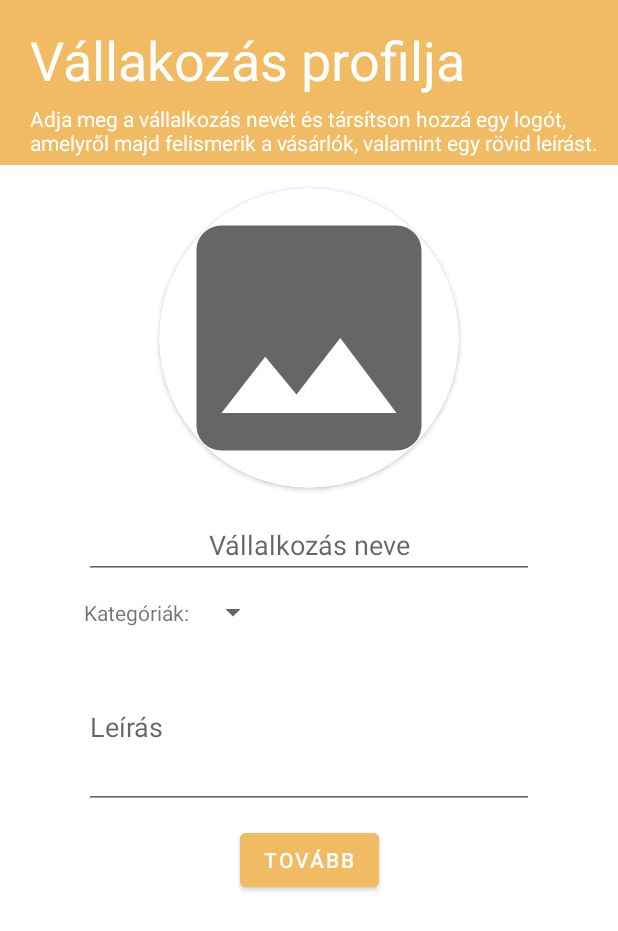
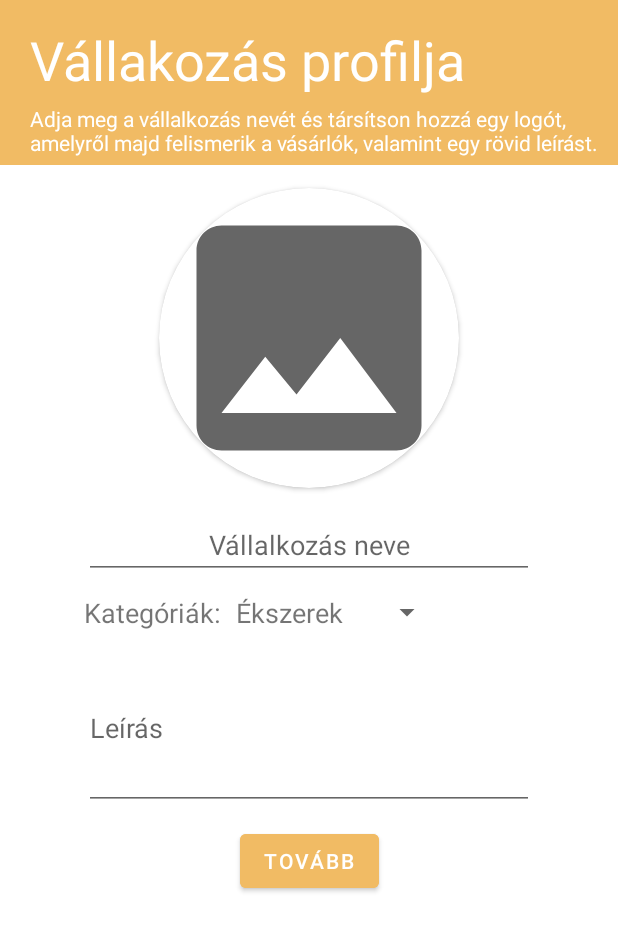
Before and after one commit to RockieHUN/LocalTrader, an Android app: the CreateBusinessFirstFragment screen opened through its navigation route, on a phone screen of 412 x 824 dp. Shown: the top 931 px of the screen. Run offline under Robolectric (Android 15) with nearby library versions, the phone set to English and light mode, and no system bars; our stand-ins replace Firebase (no records; nobody signed in at launch, a user with empty details on screens opened directly), data binding, navigation-ui; 2 statements that could not run were skipped.

Commit message:
Creating business first fragment implementation, new animations library, code cleanup

```diff
--- a/app/src/main/java/com/example/localtrader/business/fragments/CreateBusinessFirstFragment.kt
+++ b/app/src/main/java/com/example/localtrader/business/fragments/CreateBusinessFirstFragment.kt
@@ -1,21 +1,32 @@
 package com.example.localtrader.business.fragments
 
+import android.app.Activity
+import android.content.Intent
 import android.os.Bundle
 import androidx.fragment.app.Fragment
 import android.view.LayoutInflater
 import android.view.View
 import android.view.ViewGroup
+import android.widget.ArrayAdapter
 import androidx.databinding.DataBindingUtil
+import androidx.fragment.app.activityViewModels
+import androidx.lifecycle.lifecycleScope
 import androidx.navigation.fragment.findNavController
 import com.example.localtrader.R
 import com.example.localtrader.databinding.FragmentCreateBusinessFirstBinding
+import com.example.localtrader.utils.Animations
+import com.example.localtrader.viewmodels.CreateBusinessViewModel
+import kotlinx.coroutines.launch
 
 class CreateBusinessFirstFragment : Fragment() {
 
     private lateinit var binding : FragmentCreateBusinessFirstBinding
+    private val creationViewModel : CreateBusinessViewModel by activityViewModels()
 
     override fun onCreate(savedInstanceState: Bundle?) {
         super.onCreate(savedInstanceState)
+
+
     }
 
     override fun onCreateView(
@@ -24,6 +35,7 @@ class CreateBusinessFirstFragment : Fragment() {
     ): View? {
 
         binding = DataBindingUtil.inflate(inflater, R.layout.fragment_create_business_first, container, false)
+        setSpinner()
         return binding.root
     }
 
@@ -32,6 +44,16 @@ class CreateBusinessFirstFragment : Fragment() {
 
         setUpVisuals()
         setUpListeners()
+    }
+
+    override fun onResume() {
+        super.onResume()
+
+        val uri = creationViewModel.business.imageUri
+        if (uri != null)
+        {
+            binding.businessProfilePicture.setImageURI(uri)
+        }
     }
 
     private fun setUpVisuals()
@@ -43,9 +65,81 @@ class CreateBusinessFirstFragment : Fragment() {
     private fun setUpListeners()
     {
         binding.nextButton.setOnClickListener {
-            findNavController().navigate(R.id.action_createBusinessFirstFragment_to_createBusinessSecondFragment)
+            submitData()
+        }
+
+        binding.businessProfilePicture.setOnClickListener {
+           pickImageFromGallery()
         }
     }
 
 
+    private fun pickImageFromGallery() {
+        //Intent to pick image
+        val intent = Intent(Intent.ACTION_PICK)
+        intent.type = "image/*"
+        intent.action = Intent.ACTION_GET_CONTENT
+        startActivityForResult(intent, 1)
+    }
+
+    override fun onActivityResult(requestCode: Int, resultCode: Int, data: Intent?) {
+        super.onActivityResult(requestCode, resultCode, data)
+
+        if (requestCode == 1 && resultCode == Activity.RESULT_OK && data != null && data.data != null) {
+            val imageUri = data.data!!
+            binding.businessProfilePicture.setImageURI(imageUri)
+            creationViewModel.business.imageUri = imageUri
+        }
+    }
+
+    private fun submitData()
+    {
+        val name = binding.businessName.text.toString()
+        val category = binding.categories.selectedItem.toString()
+        val description = binding.businessDescription.text.toString()
+
+        val error = detectError(name, category, description)
+
+        when (error){
+            0 -> {
+                creationViewModel.business.name = name
+                creationViewModel.business.category = category
+                creationViewModel.business.description = description
+                findNavController().navigate(R.id.action_createBusinessFirstFragment_to_createBusinessSecondFragment)
+            }
+            1 -> showErrorMessage("A logó feltöltése kötelező!")
+            2 -> showErrorMessage("A vállalkozás nevének legalább 3 karakterből kell állnia!")
+            3 -> showErrorMessage("A vállalkozás leírása kötelező!")
+        }
+    }
+
+    private fun showErrorMessage(msg : String)
+    {
+        lifecycleScope.launch{
+            Animations.animateError(binding.errorMessageView, msg)
+        }
+
+    }
+
+    private fun detectError(name : String, category : String, description: String) : Int
+    {
+        return if (creationViewModel.business.imageUri == null) 1
+        else if (name.length < 3) 2
+        else if (description.length < 1 ) 3
+        else 0
+    }
+
+    private fun setSpinner()
+    {
+        val spinner = binding.categories
+        ArrayAdapter.createFromResource(
+            requireContext(),
+            R.array.category_list,
+            R.layout.spinner_item
+        ).also { adapter ->
+            adapter.setDropDownViewResource(android.R.layout.simple_spinner_dropdown_item)
+            spinner.adapter = adapter
+        }
+    }
+
 }
--- /dev/null
+++ b/app/src/main/java/com/example/localtrader/business/models/Business.kt
@@ -0,0 +1,15 @@
+package com.example.localtrader.business.models
+
+import android.net.Uri
+
+data class Business (
+    var imageUri : Uri? = null,
+    var name : String = "",
+    var category : String ="",
+    var description : String = "",
+    var email : String ="",
+    var telephone : String = "",
+    var city : String = "",
+    var facebook_link : String = "",
+    var instagram_link : String= ""
+        )
--- a/app/src/main/java/com/example/localtrader/main_screens/fragments/ProfileFragment.kt
+++ b/app/src/main/java/com/example/localtrader/main_screens/fragments/ProfileFragment.kt
@@ -13,8 +13,10 @@ import androidx.fragment.app.activityViewModels
 import androidx.navigation.fragment.findNavController
 import com.bumptech.glide.Glide
 import com.example.localtrader.R
+import com.example.localtrader.business.models.Business
 import com.example.localtrader.utils.MySharedPref
 import com.example.localtrader.databinding.FragmentProfileBinding
+import com.example.localtrader.viewmodels.CreateBusinessViewModel
 import com.example.localtrader.viewmodels.UserViewModel
 import com.google.firebase.auth.FirebaseAuth
 import com.google.firebase.auth.ktx.auth
@@ -34,6 +36,7 @@ class ProfileFragment : Fragment() {
 
 
     private val userViewModel : UserViewModel by activityViewModels()
+    private val creationViewModel : CreateBusinessViewModel by activityViewModels()
 
     override fun onCreate(savedInstanceState: Bundle?) {
         super.onCreate(savedInstanceState)
@@ -127,7 +130,7 @@ class ProfileFragment : Fragment() {
     private fun logout()
     {
         MySharedPref.clearSharedPref(requireContext())
-
+        creationViewModel.business = Business()
         auth.signOut()
         findNavController().navigate(R.id.action_profileFragment_to_loginFragment)
     }
--- /dev/null
+++ b/app/src/main/java/com/example/localtrader/viewmodels/CreateBusinessViewModel.kt
@@ -0,0 +1,8 @@
+package com.example.localtrader.viewmodels
+
+import androidx.lifecycle.ViewModel
+import com.example.localtrader.business.models.Business
+
+class CreateBusinessViewModel : ViewModel() {
+    var business : Business = Business()
+}
--- a/app/src/main/res/layout/fragment_create_business_first.xml
+++ b/app/src/main/res/layout/fragment_create_business_first.xml
@@ -1,9 +1,9 @@
 <?xml version="1.0" encoding="utf-8"?>
-<layout>
+<layout xmlns:android="http://schemas.android.com/apk/res/android"
+    xmlns:app="http://schemas.android.com/apk/res-auto"
+    xmlns:tools="http://schemas.android.com/tools">
 
-    <androidx.constraintlayout.widget.ConstraintLayout xmlns:android="http://schemas.android.com/apk/res/android"
-        xmlns:app="http://schemas.android.com/apk/res-auto"
-        xmlns:tools="http://schemas.android.com/tools"
+    <androidx.constraintlayout.widget.ConstraintLayout
         android:layout_width="match_parent"
         android:layout_height="match_parent"
         tools:context=".business.fragments.CreateBusinessFirstFragment">
@@ -130,6 +130,7 @@
                             android:layout_width="wrap_content"
                             android:layout_height="wrap_content"
                             android:text="@string/categories"
+                            android:textSize="18sp"
                             app:layout_constraintBottom_toBottomOf="parent"
                             app:layout_constraintStart_toStartOf="parent"
                             app:layout_constraintTop_toTopOf="parent" />
@@ -138,7 +139,7 @@
                             android:id="@+id/categories"
                             android:layout_width="wrap_content"
                             android:layout_height="wrap_content"
-                            android:layout_marginStart="5dp"
+                            android:layout_marginStart="10dp"
                             app:layout_constraintStart_toEndOf="@+id/textView"
                             app:layout_constraintTop_toTopOf="parent" />
 
@@ -146,6 +147,34 @@
 
                 </androidx.constraintlayout.widget.ConstraintLayout>
             </LinearLayout>
+
         </ScrollView>
+
+        <androidx.constraintlayout.widget.ConstraintLayout
+            android:id="@+id/error_message_view"
+            android:layout_width="match_parent"
+            android:background="@color/error_view"
+            android:layout_height="wrap_content"
+            android:minHeight="100dp"
+            app:layout_constraintEnd_toEndOf="parent"
+            app:layout_constraintBottom_toTopOf="parent"
+            app:layout_constraintStart_toStartOf="parent" >
+
+            <TextView
+                android:id="@+id/error_message"
+                android:layout_width="wrap_content"
+                android:layout_height="match_parent"
+                android:layout_marginStart="20dp"
+                android:layout_marginTop="20dp"
+                android:layout_marginEnd="20dp"
+                android:layout_marginBottom="20dp"
+                android:text="Hello"
+                android:textColor="@color/white"
+                android:textSize="20sp"
+                app:layout_constraintBottom_toBottomOf="parent"
+                app:layout_constraintEnd_toEndOf="parent"
+                app:layout_constraintStart_toStartOf="parent"
+                app:layout_constraintTop_toTopOf="parent" />
+        </androidx.constraintlayout.widget.ConstraintLayout>
     </androidx.constraintlayout.widget.ConstraintLayout>
 </layout>
--- /dev/null
+++ b/app/src/main/res/layout/spinner_item.xml
@@ -0,0 +1,6 @@
+<?xml version="1.0" encoding="utf-8"?>
+<TextView android:id="@+id/textView8"
+    android:layout_width="wrap_content"
+    android:layout_height="wrap_content"
+    android:textSize="18sp"
+    xmlns:android="http://schemas.android.com/apk/res/android" />
--- /dev/null
+++ b/app/src/main/res/values/category_list.xml
@@ -0,0 +1,9 @@
+<?xml version="1.0" encoding="utf-8"?>
+<resources>
+    <string-array name="category_list">
+        <item> Ékszerek </item>
+        <item> Öltözékek </item>
+        <item> Dekorációk </item>
+        <item> Egyéb </item>
+    </string-array>
+</resources>
```
Also changed, not shown: app/src/main/java/com/example/localtrader/authentication/FinishRegistrationFragment.kt (+5 -4 lines), app/src/main/java/com/example/localtrader/authentication/LoginFragment.kt (+3 -16 lines), app/src/main/java/com/example/localtrader/authentication/RegisterFragment.kt (+2 -16 lines), app/src/main/java/com/example/localtrader/utils/Animations.kt (added, +28 -0 lines), app/src/main/java/com/example/localtrader/viewmodels/UserViewModel.kt (+9 -0 lines).
